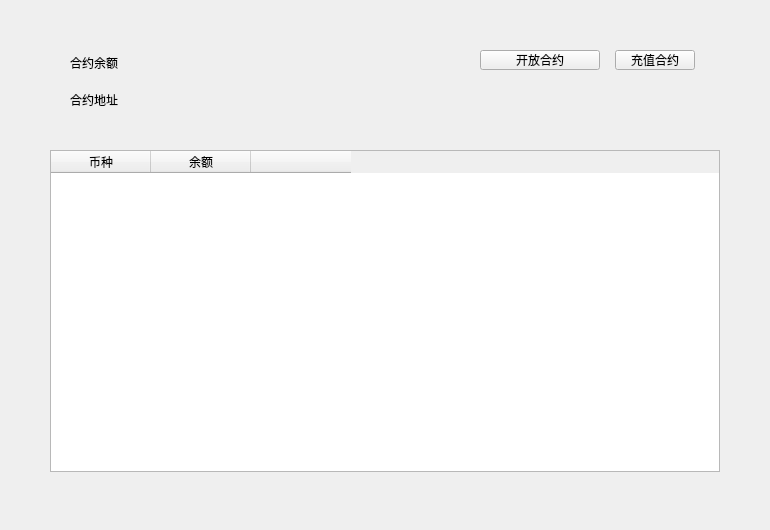
This is LNKWallet/exchange/contractbalancewidget.ui in HcashOrg/hx-indicator as Qt 5 draws it before an edit. The edited form follows.
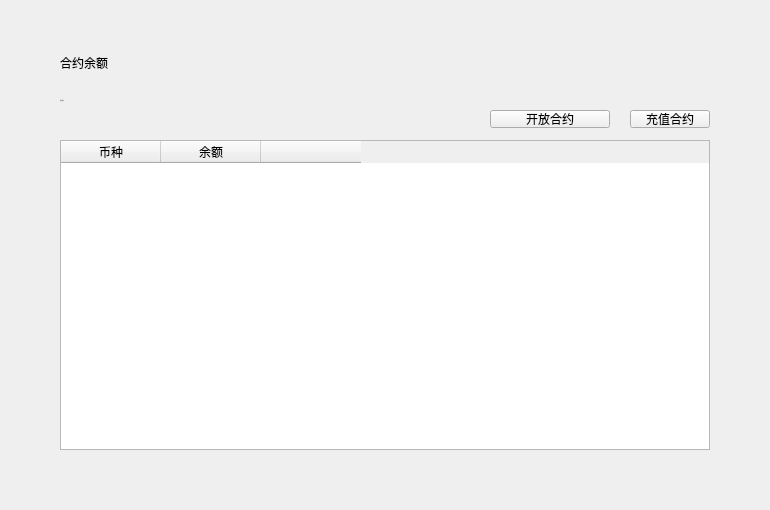
This is the edited form.

```diff
--- a/LNKWallet/exchange/contractbalancewidget.ui
+++ b/LNKWallet/exchange/contractbalancewidget.ui
@@ -7,7 +7,7 @@
     <x>0</x>
     <y>0</y>
     <width>770</width>
-    <height>530</height>
+    <height>510</height>
    </rect>
   </property>
   <property name="font">
@@ -21,10 +21,10 @@
   <widget class="QToolButton" name="depositBtn">
    <property name="geometry">
     <rect>
-     <x>615</x>
-     <y>50</y>
+     <x>630</x>
+     <y>110</y>
      <width>80</width>
-     <height>20</height>
+     <height>18</height>
     </rect>
    </property>
    <property name="cursor">
@@ -37,10 +37,10 @@
   <widget class="QTableWidget" name="balancesTableWidget">
    <property name="geometry">
     <rect>
-     <x>50</x>
-     <y>150</y>
-     <width>670</width>
-     <height>322</height>
+     <x>60</x>
+     <y>140</y>
+     <width>650</width>
+     <height>310</height>
     </rect>
    </property>
    <column>
@@ -78,7 +78,7 @@
   <widget class="QLabel" name="title_label">
    <property name="geometry">
     <rect>
-     <x>70</x>
+     <x>60</x>
      <y>50</y>
      <width>200</width>
      <height>26</height>
@@ -94,7 +94,7 @@
   <widget class="QLabel" name="label">
    <property name="geometry">
     <rect>
-     <x>70</x>
+     <x>60</x>
      <y>90</y>
      <width>150</width>
      <height>20</height>
@@ -103,8 +103,16 @@
    <property name="font">
     <font>
      <family>微软雅黑</family>
+     <pointsize>-1</pointsize>
+     <weight>50</weight>
+     <italic>false</italic>
+     <bold>false</bold>
     </font>
    </property>
+   <property name="styleSheet">
+    <string notr="true">QLabel{color: rgb(137,129,161);font: 11px &quot;微软雅黑&quot;;}
+</string>
+   </property>
    <property name="text">
     <string>合约地址</string>
    </property>
@@ -112,7 +120,7 @@
   <widget class="QLabel" name="contractAddressLabel">
    <property name="geometry">
     <rect>
-     <x>70</x>
+     <x>60</x>
      <y>110</y>
      <width>300</width>
      <height>20</height>
@@ -121,8 +129,16 @@
    <property name="font">
     <font>
      <family>微软雅黑</family>
+     <pointsize>-1</pointsize>
+     <weight>50</weight>
+     <italic>false</italic>
+     <bold>false</bold>
     </font>
    </property>
+   <property name="styleSheet">
+    <string notr="true">QLabel{color: rgb(137,129,161);font: 11px &quot;微软雅黑&quot;;}
+</string>
+   </property>
    <property name="text">
     <string/>
    </property>
@@ -133,10 +149,10 @@
   <widget class="QToolButton" name="openForUsersBtn">
    <property name="geometry">
     <rect>
-     <x>480</x>
-     <y>50</y>
+     <x>490</x>
+     <y>110</y>
      <width>120</width>
-     <height>20</height>
+     <height>18</height>
     </rect>
    </property>
    <property name="cursor">
@@ -150,7 +166,7 @@
    <property name="geometry">
     <rect>
      <x>0</x>
-     <y>480</y>
+     <y>470</y>
      <width>770</width>
      <height>41</height>
     </rect>
```
